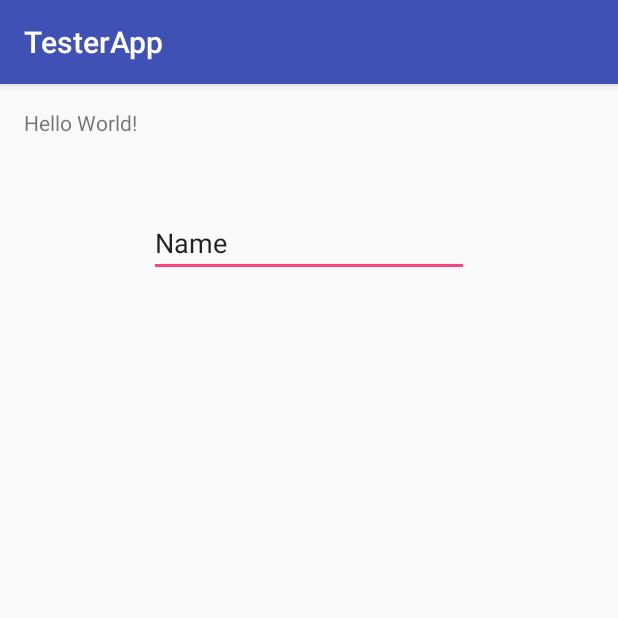
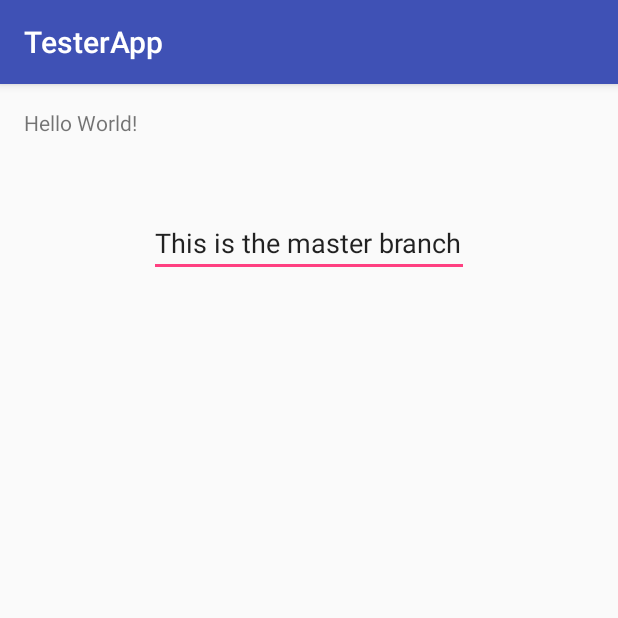
Before and after one commit to tatertotz/TesterApp, an Android app: the screen it shows after launch (MainActivity), on a phone screen of 412 x 824 dp, the top half of it. Run offline under Robolectric (Android 15) with nearby library versions, the phone set to English and light mode, and no system bars.

Commit message:
Still testing git stuff

```diff
--- a/app/src/main/res/layout/activity_main.xml
+++ b/app/src/main/res/layout/activity_main.xml
@@ -22,7 +22,7 @@
         android:layout_width="wrap_content"
         android:layout_height="wrap_content"
         android:inputType="textPersonName"
-        android:text="Name"
+        android:text="This is the master branch"
         android:ems="10"
         android:layout_marginTop="48dp"
         android:id="@+id/editText"
```
